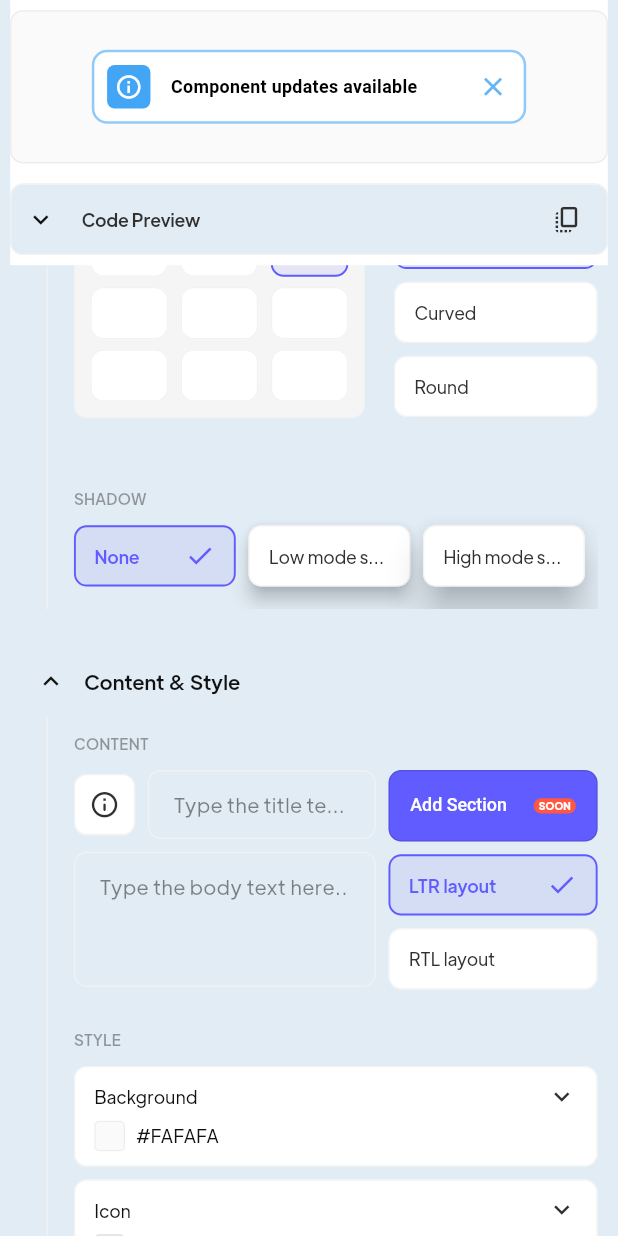
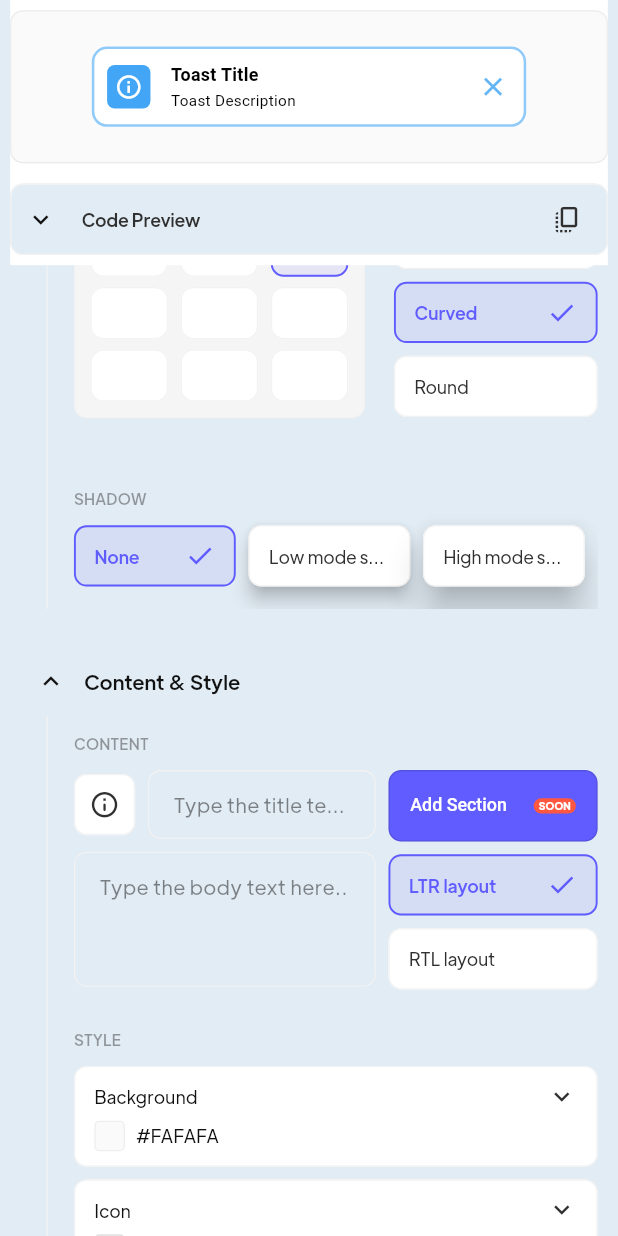
Before and after one commit to payam-zahedi/toastification, a Flutter app: the screen it shows after launch, scrolled down 1152 dp, on a phone screen of 412 x 824 dp. Run offline on Flutter 3.47's test engine with Material 2 defaults, Android fonts, the phone set to English and light mode, and no system bars; our stand-ins replace flutter_riverpod, flutter_sticky_header, flutter_svg, font_awesome_flutter, freezed_annotation, responsive_framework; missing offline and left inert: pausable_timer.

Commit message:
add state management to preview

```diff
--- a/example/lib/src/core/views/widgets/picker/border_radius.dart
+++ b/example/lib/src/core/views/widgets/picker/border_radius.dart
@@ -2,9 +2,9 @@ import 'package:example/src/core/views/widgets/bordered_container.dart';
 import 'package:flutter/material.dart';
 
 final borderRadiusValues = {
-  'Sharp': BorderRadius.zero,
-  'Curved': BorderRadius.circular(10),
-  'Round': BorderRadius.circular(25),
+  'Sharp': BorderRadius.circular(4),
+  'Curved': BorderRadius.circular(12),
+  'Round': BorderRadius.circular(50),
 };
 
 class BorderRadiusPicker extends StatelessWidget {
@@ -20,7 +20,7 @@ class BorderRadiusPicker extends StatelessWidget {
   @override
   Widget build(BuildContext context) {
     final selectedBorderRadius =
-        this.selectedBorderRadius ?? borderRadiusValues.values.first;
+        this.selectedBorderRadius ?? BorderRadius.circular(12);
 
     return Column(
       crossAxisAlignment: CrossAxisAlignment.start,
--- a/example/lib/src/features/home/views/widgets/customization_panel.dart
+++ b/example/lib/src/features/home/views/widgets/customization_panel.dart
@@ -1,3 +1,5 @@
+// ignore_for_file: prefer_const_constructors
+
 import 'package:example/src/core/usecase/extension/responsive.dart';
 import 'package:example/src/core/views/widgets/bordered_container.dart';
 import 'package:example/src/core/views/widgets/count_tile.dart';
@@ -281,17 +283,22 @@ class _ContentSection extends ConsumerWidget {
                       onTap: () {},
                     ),
                     const SizedBox(width: 10),
-                    const Expanded(
+                    Expanded(
                       child: TextField(
                         decoration: InputDecoration(
                           hintText: 'Type the title text here..',
                         ),
+                        onChanged: (value) {
+                          ref
+                              .read(toastDetailControllerProvider.notifier)
+                              .changeTitle(value);
+                        },
                       ),
                     ),
                   ],
                 ),
                 const SizedBox(height: 10),
-                const SizedBox(
+                SizedBox(
                   height: 106,
                   child: TextField(
                     expands: true,
@@ -300,6 +307,11 @@ class _ContentSection extends ConsumerWidget {
                     decoration: InputDecoration(
                       hintText: 'Type the body text here..',
                     ),
+                    onChanged: (value) {
+                      ref
+                          .read(toastDetailControllerProvider.notifier)
+                          .changeDescription(value);
+                    },
                   ),
                 ),
               ],
--- a/example/lib/src/features/home/views/widgets/preview_panel.dart
+++ b/example/lib/src/features/home/views/widgets/preview_panel.dart
@@ -2,7 +2,9 @@
 
 import 'package:example/src/core/views/widgets/bordered_container.dart';
 import 'package:example/src/core/views/widgets/expandable_widget.dart';
+import 'package:example/src/features/home/controllers/toast_detail.dart';
 import 'package:flutter/material.dart';
+import 'package:flutter_riverpod/flutter_riverpod.dart';
 import 'package:responsive_framework/responsive_wrapper.dart';
 import 'package:toastification/toastification.dart';
 
@@ -27,12 +29,14 @@ class PreviewPanel extends StatelessWidget {
   }
 }
 
-class ToastPreview extends StatelessWidget {
+class ToastPreview extends ConsumerWidget {
   const ToastPreview({super.key});
 
   @override
-  Widget build(BuildContext context) {
+  Widget build(BuildContext context, WidgetRef ref) {
     final isTablet = ResponsiveWrapper.of(context).isSmallerThan(TABLET);
+
+    final toastDetail = ref.watch(toastDetailControllerProvider);
 
     return SizedBox(
       height: isTablet ? 120 : 182,
@@ -44,8 +48,20 @@ class ToastPreview extends StatelessWidget {
           child: Padding(
             padding: EdgeInsets.symmetric(horizontal: isTablet ? 64 : 32),
             child: FlatToastWidget(
-              type: ToastificationType.info,
-              title: 'Component updates available',
+              type: toastDetail.type ?? ToastificationType.info,
+              title: toastDetail.title,
+              description: toastDetail.description,
+              backgroundColor: toastDetail.backgroundColor == null
+                  ? null
+                  : ToastHelper.createMaterialColor(
+                      toastDetail.backgroundColor!,
+                    ),
+              foregroundColor: toastDetail.foregroundColor,
+              icon: toastDetail.icon,
+              borderRadius: toastDetail.borderRadius,
+              elevation: toastDetail.elevation,
+              onCloseTap: toastDetail.onCloseTap,
+              showCloseButton: toastDetail.showCloseButton,
             ),
           ),
         ),
```
